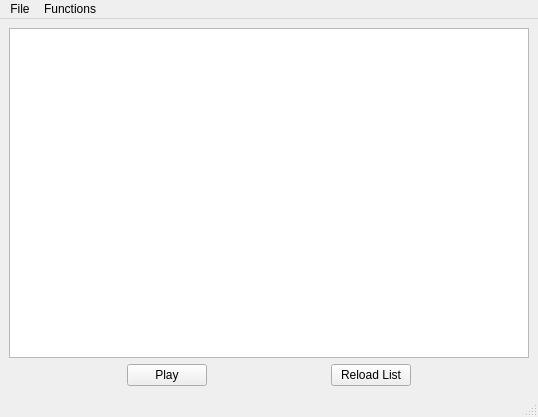
This is core/ui/qtwindow.ui in allanvobraun/SnesGameManager as Qt 5 draws it before an edit. The edited form follows.
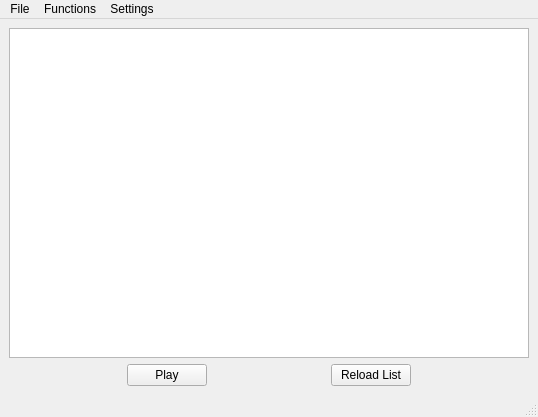
This is the edited form.

The edit to the form file:
```diff
--- a/core/ui/qtwindow.ui
+++ b/core/ui/qtwindow.ui
@@ -112,8 +112,15 @@
     </property>
     <addaction name="actionDownload_Game_Covers"/>
    </widget>
+   <widget class="QMenu" name="menuSettings">
+    <property name="title">
+     <string>Settings</string>
+    </property>
+    <addaction name="actionEmulator_config"/>
+   </widget>
    <addaction name="menuOp_es"/>
    <addaction name="menuFunctions"/>
+   <addaction name="menuSettings"/>
   </widget>
   <widget class="QStatusBar" name="statusbar"/>
   <action name="actionOpen_roms_folder">
```
Left out of the diff: 5 changed lines with no effect on the pictures.
